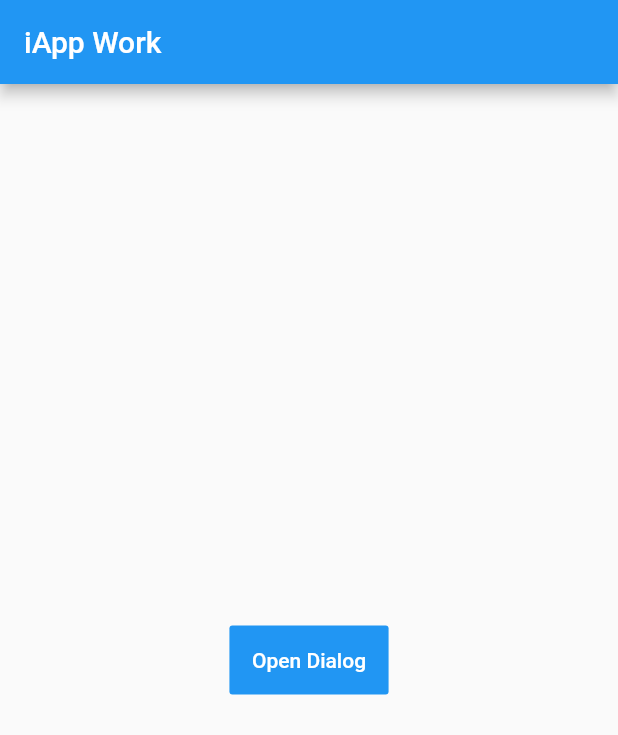
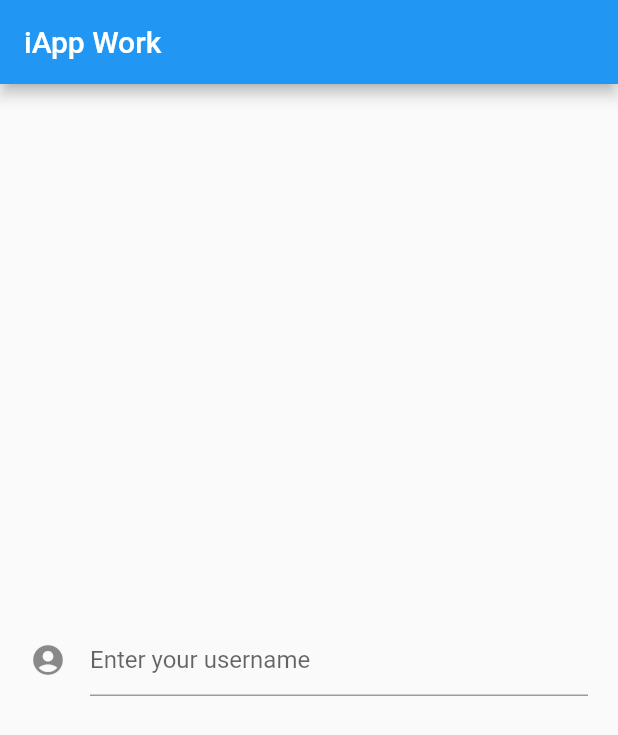
Before and after one commit to CUBETIQ/flutter-classrom-iapp, a Flutter app: the screen it shows after launch, on a phone screen of 412 x 824 dp. Shown: the top 735 px of the screen. Run offline on Flutter 3.47's test engine with Material 2 defaults, Android fonts, the phone set to English and light mode, and no system bars.

Commit message:
add TextField with Icon

```diff
--- a/lib/main.dart
+++ b/lib/main.dart
@@ -4,44 +4,9 @@ void main() => runApp(MyApp());
 
 class MyApp extends StatelessWidget {
 
-  /// Start code Alert Dialog */
-  // create navigator key from global state key
-  final navigatorKey = GlobalKey<NavigatorState>();
-
-  // user defined function
-  void show() {
-    // get navigator from current context
-    final context = navigatorKey.currentState.overlay.context;
-
-    final dialog = AlertDialog(
-      title: Text("Confirmation"),
-      content: Text('Please confirm your verify user!'),
-      actions: <Widget>[
-        FlatButton(
-          child: Text("YES"),
-          onPressed: () => {
-            Navigator.of(context).pop() // close the dialog in current context
-          },
-        ),
-        FlatButton(
-          child: Text("CANCEL", style: TextStyle(color: Colors.redAccent),),
-          onPressed: () => {
-            Navigator.of(context).pop() // close the dialog in current context
-          },
-        )
-      ],
-    );
-
-    // call showDialog function to show alertDialog on current context
-    showDialog(context: context, builder: (buildContext) => dialog);
-  }
-
-  /// End Alert Dialog */
-
   @override
   Widget build(BuildContext context) {
     return MaterialApp(
-      navigatorKey: navigatorKey,
       title: "iApp Work",
       home: Scaffold(
         appBar: AppBar(
@@ -51,13 +16,11 @@ class MyApp extends StatelessWidget {
             alignment: Alignment.center,
             child: Padding(
                 padding: EdgeInsets.all(20.0),
-                child: FlatButton(
-                  disabledColor: Colors.red,
-                  padding: EdgeInsets.all(15.0),
-                  splashColor: Colors.blueGrey,
-                  color: Theme.of(context).accentColor, // if you want to set background button
-                  onPressed: () => { show() }, // if you to disabled this button, set onPressed to null
-                  child: Text("Open Dialog", style: TextStyle(color: Colors.white))
+                child: TextField(
+                  decoration: InputDecoration(
+                    icon: Icon(Icons.account_circle),
+                    hintText: "Enter your username"
+                  ),
                 )
               )
             ),
```
